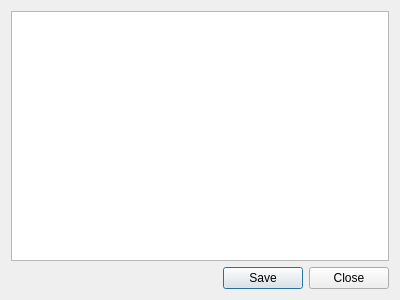
Above: src/uno_cell_editor.ui from YuriyRusinov/libreoffice_parse before the change. Below: the same form after it.
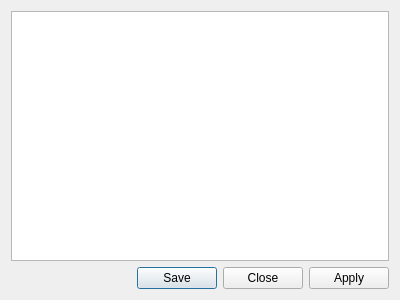
That is the form after the change.

```diff
--- a/src/uno_cell_editor.ui
+++ b/src/uno_cell_editor.ui
@@ -23,7 +23,7 @@
       <enum>Qt::Horizontal</enum>
      </property>
      <property name="standardButtons">
-      <set>QDialogButtonBox::Close|QDialogButtonBox::Save</set>
+      <set>QDialogButtonBox::Apply|QDialogButtonBox::Close|QDialogButtonBox::Save</set>
      </property>
     </widget>
    </item>
```
